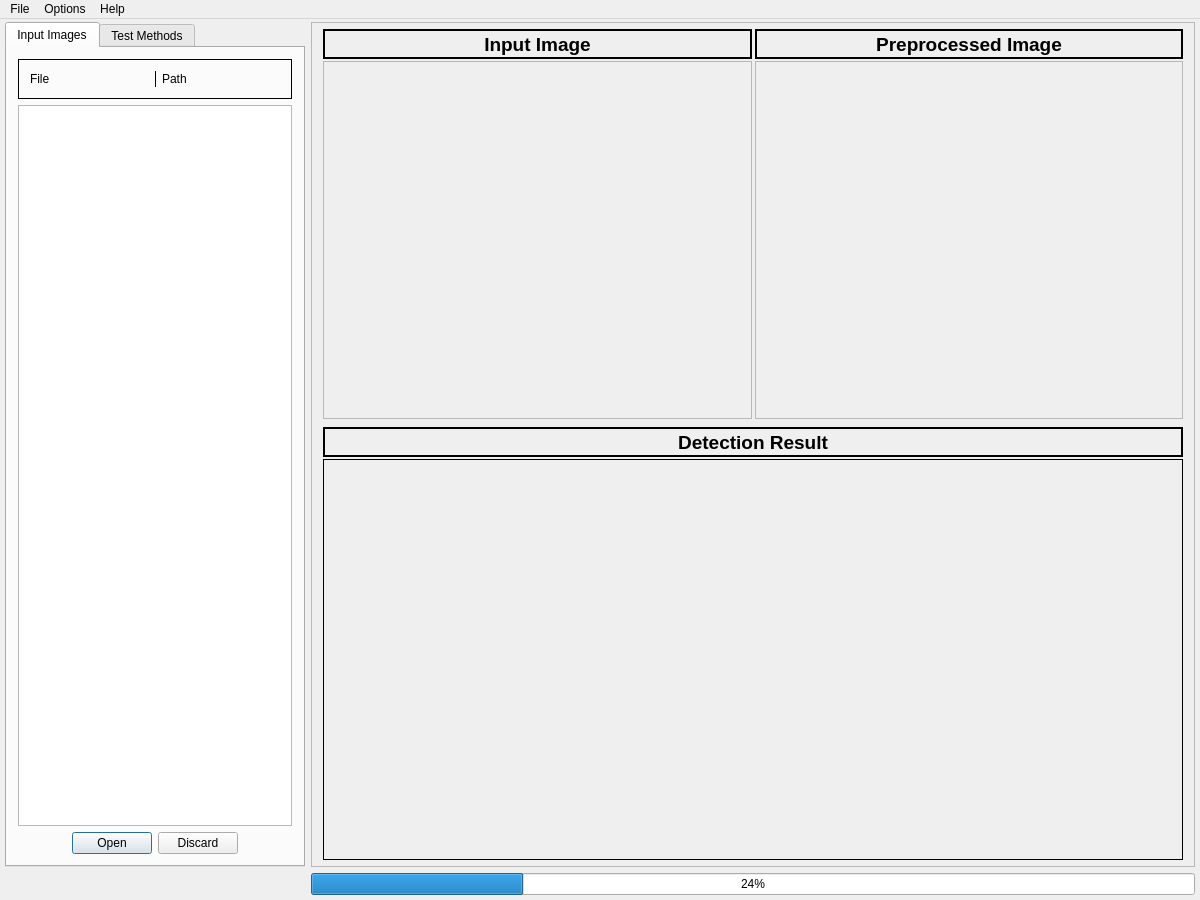
Old version of the form Sichtprüfung/MainGui.ui in the repository danielkos/IPRSichtpruefung.
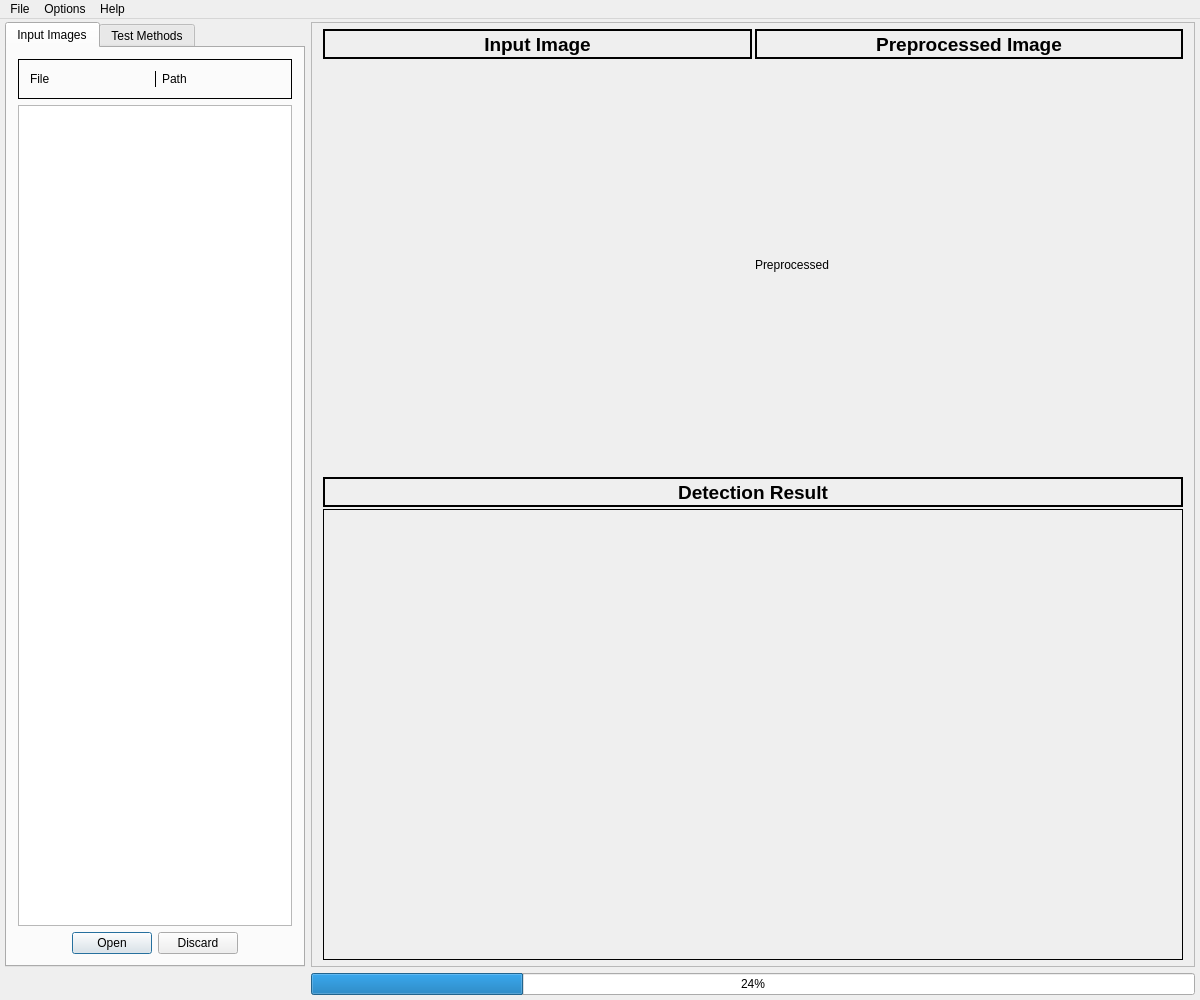
New version of the form.

Diff of the .ui file:
```diff
--- a/Sichtprüfung/MainGui.ui
+++ b/Sichtprüfung/MainGui.ui
@@ -7,7 +7,7 @@
     <x>0</x>
     <y>0</y>
     <width>1200</width>
-    <height>900</height>
+    <height>1000</height>
    </rect>
   </property>
   <property name="sizePolicy">
@@ -19,7 +19,7 @@
   <property name="minimumSize">
    <size>
     <width>1200</width>
-    <height>900</height>
+    <height>1000</height>
    </size>
   </property>
   <property name="maximumSize">
@@ -117,6 +117,33 @@
             <property name="verticalSpacing">
              <number>2</number>
             </property>
+            <item row="2" column="0">
+             <widget class="QWidget" name="widInputImage" native="true">
+              <property name="sizePolicy">
+               <sizepolicy hsizetype="Expanding" vsizetype="Preferred">
+                <horstretch>0</horstretch>
+                <verstretch>0</verstretch>
+               </sizepolicy>
+              </property>
+              <property name="minimumSize">
+               <size>
+                <width>400</width>
+                <height>300</height>
+               </size>
+              </property>
+              <property name="maximumSize">
+               <size>
+                <width>16777215</width>
+                <height>16777215</height>
+               </size>
+              </property>
+              <layout class="QHBoxLayout" name="horizontalLayout_4">
+               <item>
+                <layout class="QVBoxLayout" name="verticalLayout_9"/>
+               </item>
+              </layout>
+             </widget>
+            </item>
             <item row="1" column="1">
              <widget class="QLabel" name="labelPreprocessed">
               <property name="sizePolicy">
@@ -209,59 +236,16 @@
               </property>
              </widget>
             </item>
-            <item row="2" column="0">
-             <widget class="QFrame" name="widInputImage">
-              <property name="sizePolicy">
-               <sizepolicy hsizetype="Expanding" vsizetype="Preferred">
-                <horstretch>0</horstretch>
-                <verstretch>0</verstretch>
-               </sizepolicy>
-              </property>
-              <property name="minimumSize">
-               <size>
-                <width>400</width>
-                <height>300</height>
-               </size>
-              </property>
-              <property name="maximumSize">
-               <size>
-                <width>16777215</width>
-                <height>16777215</height>
-               </size>
-              </property>
-              <property name="frameShape">
-               <enum>QFrame::StyledPanel</enum>
-              </property>
-              <property name="frameShadow">
-               <enum>QFrame::Plain</enum>
-              </property>
-              <zorder>tabWidget</zorder>
-             </widget>
-            </item>
             <item row="2" column="1">
-             <widget class="QFrame" name="widPreprocessed">
-              <property name="sizePolicy">
-               <sizepolicy hsizetype="Expanding" vsizetype="Preferred">
-                <horstretch>0</horstretch>
-                <verstretch>0</verstretch>
-               </sizepolicy>
-              </property>
-              <property name="minimumSize">
-               <size>
-                <width>400</width>
-                <height>300</height>
-               </size>
-              </property>
-              <property name="maximumSize">
-               <size>
-                <width>16777215</width>
-                <height>16777215</height>
-               </size>
-              </property>
-              <property name="frameShape">
-               <enum>QFrame::StyledPanel</enum>
-              </property>
-             </widget>
+             <layout class="QVBoxLayout" name="verticalLayout_7">
+              <item>
+               <widget class="QLabel" name="labPreprocessed">
+                <property name="text">
+                 <string>Preprocessed</string>
+                </property>
+               </widget>
+              </item>
+             </layout>
             </item>
            </layout>
           </widget>
@@ -325,6 +309,11 @@
            <property name="frameShadow">
             <enum>QFrame::Plain</enum>
            </property>
+           <layout class="QVBoxLayout" name="verticalLayout_8">
+            <item>
+             <layout class="QVBoxLayout" name="verticalLayout_6"/>
+            </item>
+           </layout>
           </widget>
          </item>
         </layout>
```
Left out of the diff: 8 changed lines with no effect on the pictures.
